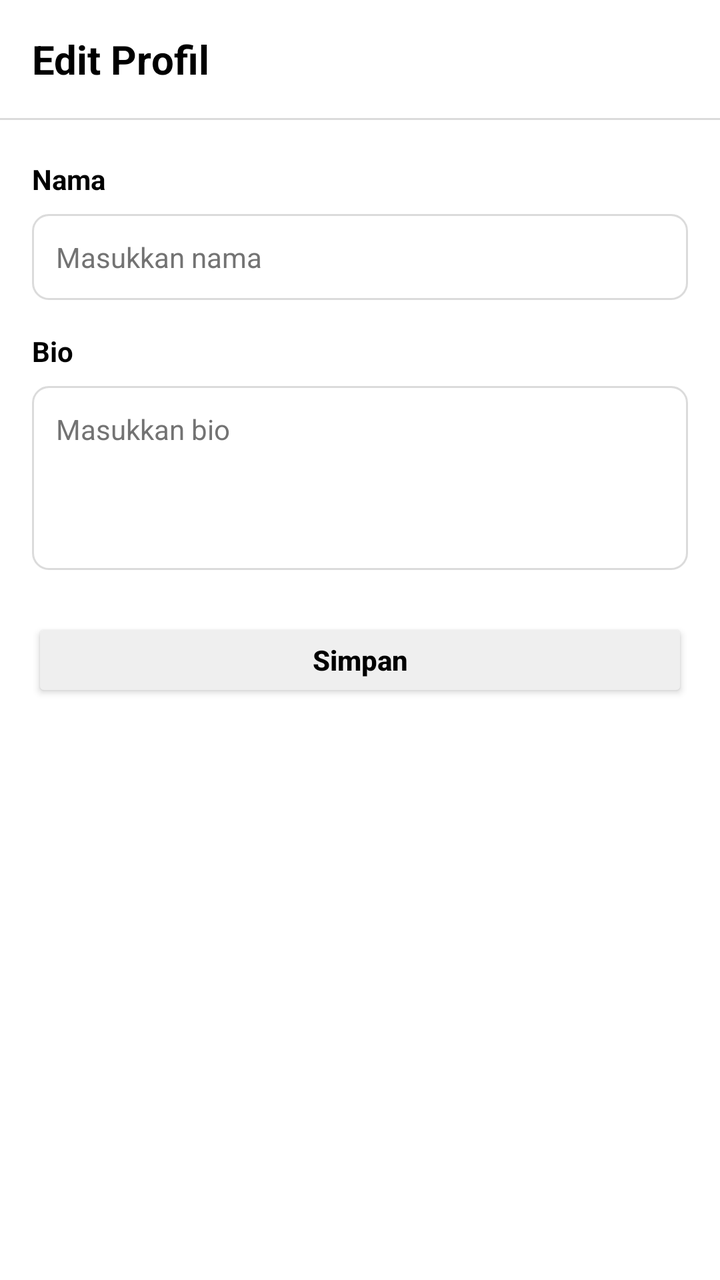
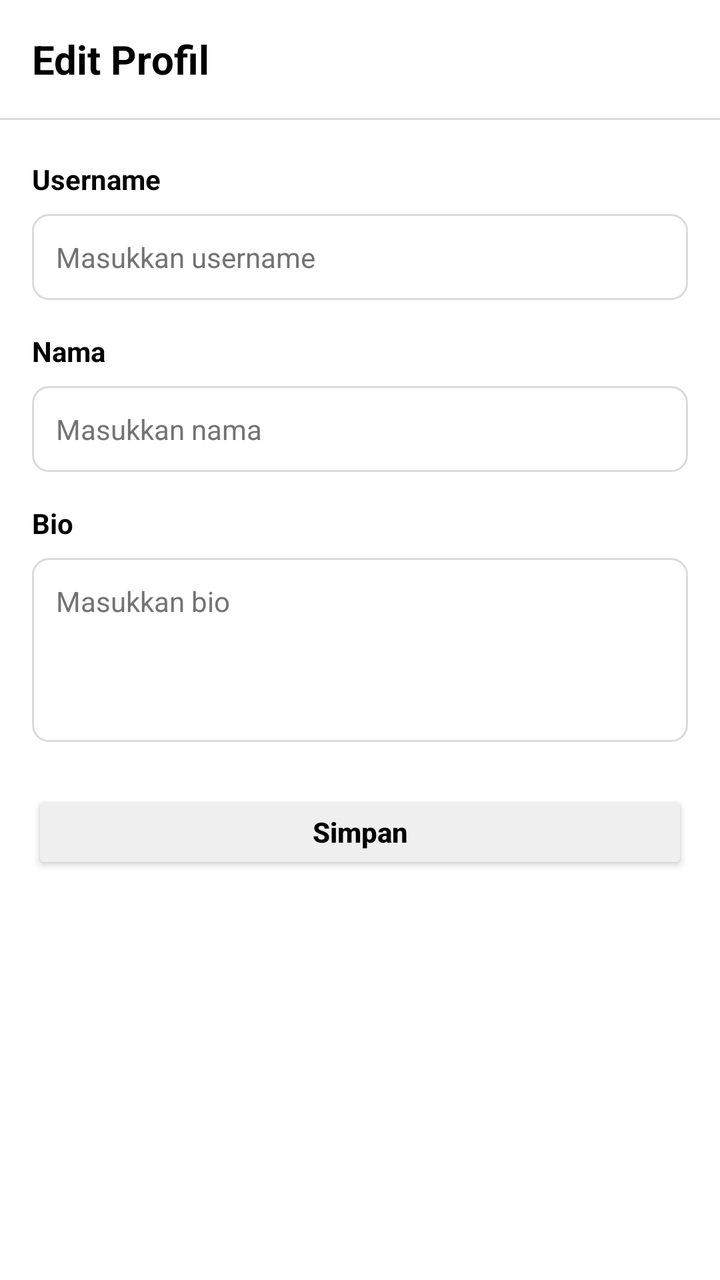

Before-and-after screenshots of an Android layout around one commit, followed by the original layout XML and the change that was made.
<!-- AndroidManifest.xml: application theme Theme.IGLocal -->
<!-- res/layout/activity_edit_profile.xml -->
<?xml version="1.0" encoding="utf-8"?>
<ScrollView xmlns:android="http://schemas.android.com/apk/res/android"
    xmlns:app="http://schemas.android.com/apk/res-auto"
    xmlns:tools="http://schemas.android.com/tools"
    android:id="@+id/main"
    android:layout_width="match_parent"
    android:layout_height="match_parent"
    android:background="@color/white"
    android:fillViewport="true"
    tools:context=".EditProfileActivity">

    <androidx.constraintlayout.widget.ConstraintLayout
        android:layout_width="match_parent"
        android:layout_height="wrap_content"
        android:paddingBottom="24dp">

        
        <TextView
            android:id="@+id/tvTitleEditProfile"
            android:layout_width="wrap_content"
            android:layout_height="wrap_content"
            android:layout_marginStart="16dp"
            android:layout_marginTop="16dp"
            android:text="@string/title_edit_profile"
            android:textColor="@color/black"
            android:textSize="20sp"
            android:textStyle="bold"
            app:layout_constraintStart_toStartOf="parent"
            app:layout_constraintTop_toTopOf="parent" />

        
        <View
            android:id="@+id/dividerHeader"
            android:layout_width="0dp"
            android:layout_height="1dp"
            android:layout_marginTop="16dp"
            android:background="@color/divider"
            app:layout_constraintEnd_toEndOf="parent"
            app:layout_constraintStart_toStartOf="parent"
            app:layout_constraintTop_toBottomOf="@+id/tvTitleEditProfile" />

        
        <TextView
            android:id="@+id/tvLabelName"
            android:layout_width="wrap_content"
            android:layout_height="wrap_content"
            android:layout_marginStart="16dp"
            android:layout_marginTop="20dp"
            android:text="@string/label_name"
            android:textColor="@color/black"
            android:textSize="14sp"
            android:textStyle="bold"
            app:layout_constraintStart_toStartOf="parent"
            app:layout_constraintTop_toBottomOf="@+id/dividerHeader" />

        
        <EditText
            android:id="@+id/etName"
            android:layout_width="0dp"
            android:layout_height="wrap_content"
            android:layout_marginStart="16dp"
            android:layout_marginTop="8dp"
            android:layout_marginEnd="16dp"
            android:background="@drawable/input_background"
            android:hint="@string/hint_name"
            android:importantForAutofill="no"
            android:inputType="textPersonName"
            android:padding="12dp"
            android:textColor="@color/black"
            android:textColorHint="@color/text_secondary"
            android:textSize="14sp"
            app:layout_constraintEnd_toEndOf="parent"
            app:layout_constraintStart_toStartOf="parent"
            app:layout_constraintTop_toBottomOf="@+id/tvLabelName" />

        
        <TextView
            android:id="@+id/tvLabelBio"
            android:layout_width="wrap_content"
            android:layout_height="wrap_content"
            android:layout_marginStart="16dp"
            android:layout_marginTop="16dp"
            android:text="@string/label_bio"
            android:textColor="@color/black"
            android:textSize="14sp"
            android:textStyle="bold"
            app:layout_constraintStart_toStartOf="parent"
            app:layout_constraintTop_toBottomOf="@+id/etName" />

        
        <EditText
            android:id="@+id/etBio"
            android:layout_width="0dp"
            android:layout_height="wrap_content"
            android:layout_marginStart="16dp"
            android:layout_marginTop="8dp"
            android:layout_marginEnd="16dp"
            android:background="@drawable/input_background"
            android:gravity="top|start"
            android:hint="@string/hint_bio"
            android:importantForAutofill="no"
            android:inputType="textMultiLine"
            android:minLines="4"
            android:padding="12dp"
            android:textColor="@color/black"
            android:textColorHint="@color/text_secondary"
            android:textSize="14sp"
            app:layout_constraintEnd_toEndOf="parent"
            app:layout_constraintStart_toStartOf="parent"
            app:layout_constraintTop_toBottomOf="@+id/tvLabelBio" />

        
        <Button
            android:id="@+id/btnSave"
            android:layout_width="0dp"
            android:layout_height="wrap_content"
            android:layout_marginStart="16dp"
            android:layout_marginTop="24dp"
            android:layout_marginEnd="16dp"
            android:insetTop="0dp"
            android:insetBottom="0dp"
            android:minHeight="42dp"
            android:paddingTop="8dp"
            android:paddingBottom="8dp"
            android:text="@string/btn_save"
            android:textAllCaps="false"
            android:textColor="@color/button_text"
            android:textSize="14sp"
            android:textStyle="bold"
            app:backgroundTint="@color/button_bg"
            app:cornerRadius="8dp"
            app:layout_constraintEnd_toEndOf="parent"
            app:layout_constraintStart_toStartOf="parent"
            app:layout_constraintTop_toBottomOf="@+id/etBio" />

    </androidx.constraintlayout.widget.ConstraintLayout>

</ScrollView>
<!-- resources referenced by this layout -->
<resources>
  <color name="black">#FF000000</color>
  <color name="button_bg">#FFEFEFEF</color>
  <color name="button_text">#FF000000</color>
  <color name="divider">#FFDBDBDB</color>
  <color name="text_secondary">#FF737373</color>
  <color name="white">#FFFFFFFF</color>
  <!-- drawable input_background (drawable) -->
  <?xml version="1.0" encoding="utf-8"?>
  <shape xmlns:android="http://schemas.android.com/apk/res/android"
      android:shape="rectangle">
      <solid android:color="@color/white" />
      <stroke
          android:width="1dp"
          android:color="@color/divider" />
      <corners android:radius="8dp" />
  </shape>
  <string name="btn_save">Simpan</string>
  <string name="hint_bio">Masukkan bio</string>
  <string name="hint_name">Masukkan nama</string>
  <string name="label_bio">Bio</string>
  <string name="label_name">Nama</string>
  <string name="title_edit_profile">Edit Profil</string>
  <style name="Theme.IGLocal" parent="Base.Theme.IGLocal" />
  <style name="Base.Theme.IGLocal" parent="Theme.Material3.DayNight.NoActionBar">
          
          
      </style>
</resources>

<!-- the commit's change to res/layout/activity_edit_profile.xml (unified diff, before → after) -->
@@ -41,17 +41,51 @@
 
         
         <TextView
+            android:id="@+id/tvLabelUsername"
+            android:layout_width="wrap_content"
+            android:layout_height="wrap_content"
+            android:layout_marginStart="16dp"
+            android:layout_marginTop="20dp"
+            android:text="@string/label_username"
+            android:textColor="@color/black"
+            android:textSize="14sp"
+            android:textStyle="bold"
+            app:layout_constraintStart_toStartOf="parent"
+            app:layout_constraintTop_toBottomOf="@+id/dividerHeader" />
+
+        
+        <EditText
+            android:id="@+id/etUsername"
+            android:layout_width="0dp"
+            android:layout_height="wrap_content"
+            android:layout_marginStart="16dp"
+            android:layout_marginTop="8dp"
+            android:layout_marginEnd="16dp"
+            android:background="@drawable/input_background"
+            android:hint="@string/hint_username"
+            android:importantForAutofill="no"
+            android:inputType="text"
+            android:padding="12dp"
+            android:textColor="@color/black"
+            android:textColorHint="@color/text_secondary"
+            android:textSize="14sp"
+            app:layout_constraintEnd_toEndOf="parent"
+            app:layout_constraintStart_toStartOf="parent"
+            app:layout_constraintTop_toBottomOf="@+id/tvLabelUsername" />
+
+        
+        <TextView
             android:id="@+id/tvLabelName"
             android:layout_width="wrap_content"
             android:layout_height="wrap_content"
             android:layout_marginStart="16dp"
-            android:layout_marginTop="20dp"
+            android:layout_marginTop="16dp"
             android:text="@string/label_name"
             android:textColor="@color/black"
             android:textSize="14sp"
             android:textStyle="bold"
             app:layout_constraintStart_toStartOf="parent"
-            app:layout_constraintTop_toBottomOf="@+id/dividerHeader" />
+            app:layout_constraintTop_toBottomOf="@+id/etUsername" />
 
         
         <EditText
<!-- resource entries referenced after the edit -->
@@ -19,8 +19,10 @@
   <string name="btn_save">Simpan</string>
   <string name="hint_bio">Masukkan bio</string>
   <string name="hint_name">Masukkan nama</string>
+  <string name="hint_username">Masukkan username</string>
   <string name="label_bio">Bio</string>
   <string name="label_name">Nama</string>
+  <string name="label_username">Username</string>
   <string name="title_edit_profile">Edit Profil</string>
   <style name="Theme.IGLocal" parent="Base.Theme.IGLocal" />
   <style name="Base.Theme.IGLocal" parent="Theme.Material3.DayNight.NoActionBar">
